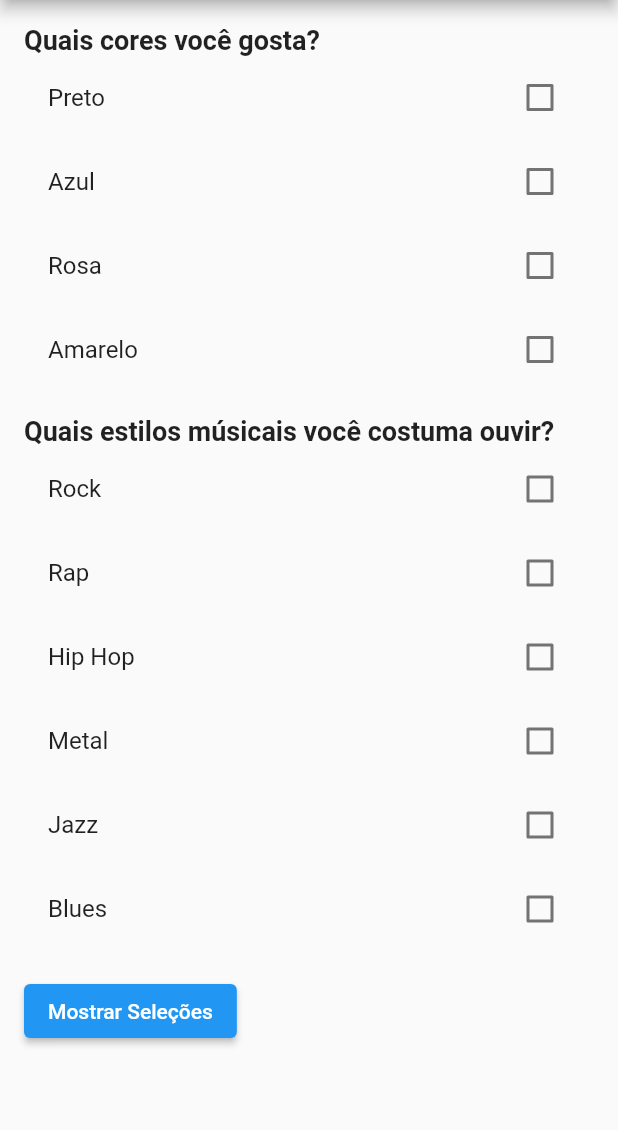
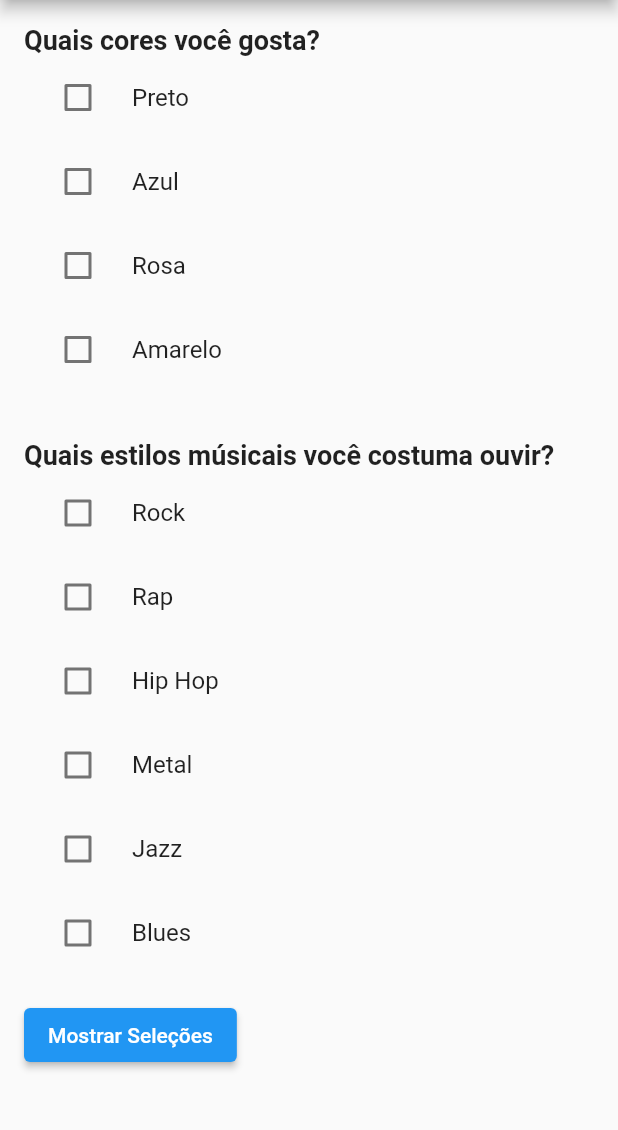
Before and after one commit to GabrielCamargoL/fatec-checkbox-flutter, a Flutter app: the screen it shows after launch, on a phone screen of 412 x 824 dp, the part 84-1214 px from its top. Run offline on Flutter 3.47's test engine with Material 2 defaults, Android fonts, the phone set to English and light mode, and no system bars.

```diff
--- a/lib/main.dart
+++ b/lib/main.dart
@@ -91,6 +91,7 @@ class _HomeScreenState extends State<HomeScreen> {
       ),
       body: Padding(
           padding: const EdgeInsets.all(16.0),
+          child: SingleChildScrollView(
             child: Column(
               crossAxisAlignment: CrossAxisAlignment.start,
               children: [
@@ -101,6 +102,7 @@ class _HomeScreenState extends State<HomeScreen> {
                 Column(
                   children: colors.map((option) {
                     return CheckboxListTile(
+                      controlAffinity: ListTileControlAffinity.leading,
                       title: Text(option),
                       value: selectedColors.contains(option),
                       onChanged: (bool? selected) {
@@ -109,7 +111,7 @@ class _HomeScreenState extends State<HomeScreen> {
                     );
                   }).toList(),
                 ),
-            const SizedBox(height: 16),
+                const SizedBox(height: 32),
                 const Text(
                   'Quais estilos músicais você costuma ouvir?',
                   style: TextStyle(fontSize: 18, fontWeight: FontWeight.bold),
@@ -117,6 +119,7 @@ class _HomeScreenState extends State<HomeScreen> {
                 Column(
                   children: musicStyles.map((option) {
                     return CheckboxListTile(
+                      controlAffinity: ListTileControlAffinity.leading,
                       title: Text(option),
                       value: selectedMusicStyles.contains(option),
                       onChanged: (bool? selected) {
@@ -132,7 +135,7 @@ class _HomeScreenState extends State<HomeScreen> {
                 ),
               ],
             ),
-      ),
+          )),
     );
   }
 }
```
Lines whose indentation alone changed are shown as unchanged.
